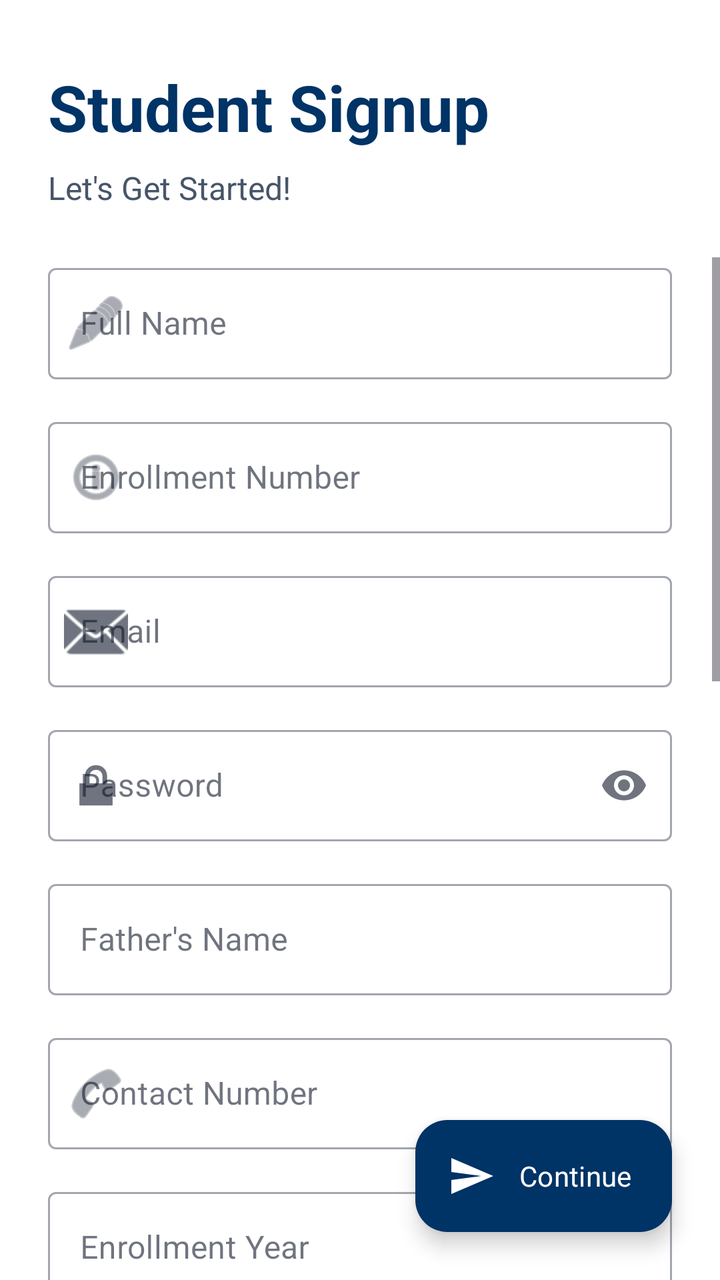
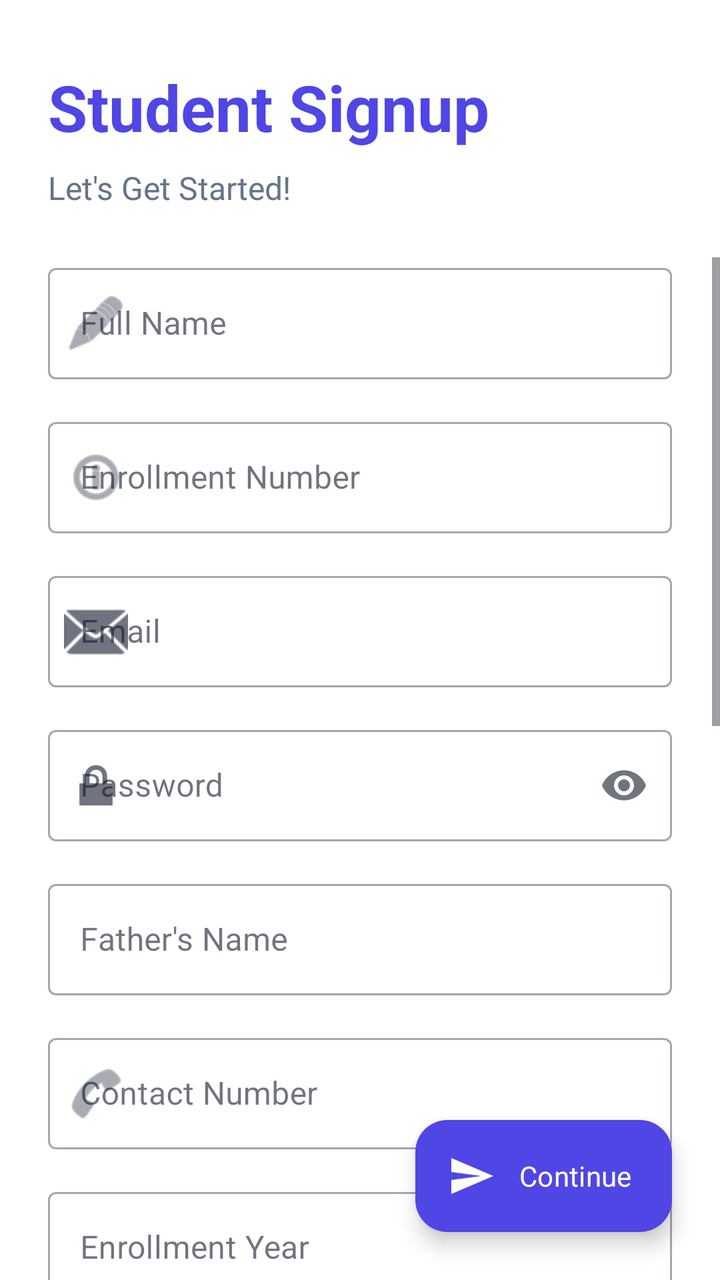

Compare the two renders of this Android layout. The source of the first and the diff that turns it into the second are given below.
<!-- AndroidManifest.xml: application theme Theme.Reater -->
<!-- res/layout/fragment_sign_up.xml -->
<?xml version="1.0" encoding="utf-8"?>
<androidx.constraintlayout.widget.ConstraintLayout xmlns:android="http://schemas.android.com/apk/res/android"
    xmlns:app="http://schemas.android.com/apk/res-auto"
    xmlns:tools="http://schemas.android.com/tools"
    android:layout_width="match_parent"
    android:layout_height="match_parent"
    android:background="?attr/colorSurface"
    tools:context=".ui.fragments.authentication.SignUpFragment">

    
    <TextView
        android:id="@+id/textView24"
        android:layout_width="0dp"
        android:layout_height="wrap_content"
        android:layout_marginStart="24dp"
        android:layout_marginTop="32dp"
        android:layout_marginEnd="24dp"
        android:text="Student Signup"
        android:textColor="?attr/colorPrimary"
        android:textSize="32sp"
        android:textStyle="bold"
        app:layout_constraintEnd_toEndOf="parent"
        app:layout_constraintStart_toStartOf="parent"
        app:layout_constraintTop_toTopOf="parent" />

    <TextView
        android:id="@+id/textView"
        android:layout_width="0dp"
        android:layout_height="wrap_content"
        android:layout_marginStart="24dp"
        android:layout_marginTop="8dp"
        android:layout_marginEnd="24dp"
        android:text="Let's Get Started!"
        android:textColor="?attr/colorOnSurfaceVariant"
        android:textSize="16sp"
        app:layout_constraintEnd_toEndOf="parent"
        app:layout_constraintStart_toStartOf="parent"
        app:layout_constraintTop_toBottomOf="@+id/textView24" />

    <ScrollView
        android:id="@+id/scrollView2"
        android:layout_width="0dp"
        android:layout_height="0dp"
        android:layout_marginTop="24dp"
        android:clipToPadding="false"
        android:paddingBottom="88dp"
        app:layout_constraintBottom_toBottomOf="parent"
        app:layout_constraintEnd_toEndOf="parent"
        app:layout_constraintStart_toStartOf="parent"
        app:layout_constraintTop_toBottomOf="@+id/textView">

        <LinearLayout
            android:layout_width="match_parent"
            android:layout_height="wrap_content"
            android:orientation="vertical"
            android:paddingHorizontal="24dp">

            
            <com.google.android.material.textfield.TextInputLayout
                style="@style/Widget.MaterialComponents.TextInputLayout.OutlinedBox"
                android:layout_width="match_parent"
                android:layout_height="wrap_content"
                android:layout_marginBottom="16dp"
                android:hint="Full Name"
                app:startIconDrawable="@android:drawable/ic_menu_edit">

                <com.google.android.material.textfield.TextInputEditText
                    android:id="@+id/FullName_Signup_Value"
                    android:layout_width="match_parent"
                    android:layout_height="wrap_content"
                    android:inputType="textPersonName" />
            </com.google.android.material.textfield.TextInputLayout>

            
            <com.google.android.material.textfield.TextInputLayout
                style="@style/Widget.MaterialComponents.TextInputLayout.OutlinedBox"
                android:layout_width="match_parent"
                android:layout_height="wrap_content"
                android:layout_marginBottom="16dp"
                android:hint="Enrollment Number"
                app:startIconDrawable="@android:drawable/ic_menu_info_details">

                <com.google.android.material.textfield.TextInputEditText
                    android:id="@+id/EnrollmentNumbersignup"
                    android:layout_width="match_parent"
                    android:layout_height="wrap_content"
                    android:inputType="phone" />
            </com.google.android.material.textfield.TextInputLayout>

            
            <com.google.android.material.textfield.TextInputLayout
                style="@style/Widget.MaterialComponents.TextInputLayout.OutlinedBox"
                android:layout_width="match_parent"
                android:layout_height="wrap_content"
                android:layout_marginBottom="16dp"
                android:hint="Email"
                app:startIconDrawable="@android:drawable/ic_dialog_email">

                <com.google.android.material.textfield.TextInputEditText
                    android:id="@+id/Email_Signup_Value"
                    android:layout_width="match_parent"
                    android:layout_height="wrap_content"
                    android:inputType="textEmailAddress" />
            </com.google.android.material.textfield.TextInputLayout>

            
            <com.google.android.material.textfield.TextInputLayout
                style="@style/Widget.MaterialComponents.TextInputLayout.OutlinedBox"
                android:layout_width="match_parent"
                android:layout_height="wrap_content"
                android:layout_marginBottom="16dp"
                android:hint="Password"
                app:endIconMode="password_toggle"
                app:startIconDrawable="@android:drawable/ic_lock_lock">

                <com.google.android.material.textfield.TextInputEditText
                    android:id="@+id/Password_Signup"
                    android:layout_width="match_parent"
                    android:layout_height="wrap_content"
                    android:inputType="textPassword" />
            </com.google.android.material.textfield.TextInputLayout>

            
            <com.google.android.material.textfield.TextInputLayout
                style="@style/Widget.MaterialComponents.TextInputLayout.OutlinedBox"
                android:layout_width="match_parent"
                android:layout_height="wrap_content"
                android:layout_marginBottom="16dp"
                android:hint="Father's Name">

                <com.google.android.material.textfield.TextInputEditText
                    android:id="@+id/FatherName"
                    android:layout_width="match_parent"
                    android:layout_height="wrap_content"
                    android:inputType="textPersonName" />
            </com.google.android.material.textfield.TextInputLayout>

            
            <com.google.android.material.textfield.TextInputLayout
                style="@style/Widget.MaterialComponents.TextInputLayout.OutlinedBox"
                android:layout_width="match_parent"
                android:layout_height="wrap_content"
                android:layout_marginBottom="16dp"
                android:hint="Contact Number"
                app:startIconDrawable="@android:drawable/ic_menu_call">

                <com.google.android.material.textfield.TextInputEditText
                    android:id="@+id/PhoneNumber"
                    android:layout_width="match_parent"
                    android:layout_height="wrap_content"
                    android:inputType="phone" />
            </com.google.android.material.textfield.TextInputLayout>

            
            <com.google.android.material.textfield.TextInputLayout
                style="@style/Widget.MaterialComponents.TextInputLayout.OutlinedBox"
                android:layout_width="match_parent"
                android:layout_height="wrap_content"
                android:layout_marginBottom="16dp"
                android:hint="Enrollment Year">

                <com.google.android.material.textfield.TextInputEditText
                    android:id="@+id/EnrollmentYear_Signup"
                    android:layout_width="match_parent"
                    android:layout_height="wrap_content"
                    android:inputType="phone" />
            </com.google.android.material.textfield.TextInputLayout>

            
            <LinearLayout
                android:layout_width="match_parent"
                android:layout_height="wrap_content"
                android:orientation="horizontal"
                android:layout_marginBottom="16dp"
                android:baselineAligned="false">

                
                <com.google.android.material.card.MaterialCardView
                    android:layout_width="0dp"
                    android:layout_height="wrap_content"
                    android:layout_weight="1"
                    android:layout_marginEnd="8dp"
                    app:cardCornerRadius="4dp"
                    app:cardElevation="0dp"
                    app:strokeWidth="1dp"
                    app:strokeColor="?attr/colorOutline">

                    <LinearLayout
                        android:layout_width="match_parent"
                        android:layout_height="wrap_content"
                        android:orientation="vertical"
                        android:padding="8dp">

                        <TextView
                            android:id="@+id/ClassIDName"
                            android:layout_width="wrap_content"
                            android:layout_height="wrap_content"
                            android:text="Class ID"
                            android:textColor="?attr/colorPrimary"
                            android:textSize="12sp" />

                        <Spinner
                            android:id="@+id/class_id_spinner"
                            android:layout_width="match_parent"
                            android:layout_height="48dp" />
                    </LinearLayout>
                </com.google.android.material.card.MaterialCardView>

                
                <com.google.android.material.card.MaterialCardView
                    android:layout_width="0dp"
                    android:layout_height="wrap_content"
                    android:layout_weight="1"
                    android:layout_marginStart="8dp"
                    app:cardCornerRadius="4dp"
                    app:cardElevation="0dp"
                    app:strokeWidth="1dp"
                    app:strokeColor="?attr/colorOutline">

                    <LinearLayout
                        android:layout_width="match_parent"
                        android:layout_height="wrap_content"
                        android:orientation="vertical"
                        android:padding="8dp">

                        <TextView
                            android:id="@+id/ClassidName"
                            android:layout_width="wrap_content"
                            android:layout_height="wrap_content"
                            android:text="Degree Name"
                            android:textColor="?attr/colorPrimary"
                            android:textSize="12sp" />

                        <Spinner
                            android:id="@+id/spinner"
                            android:layout_width="match_parent"
                            android:layout_height="48dp" />
                    </LinearLayout>
                </com.google.android.material.card.MaterialCardView>
            </LinearLayout>

            
            <com.google.android.material.card.MaterialCardView
                android:layout_width="match_parent"
                android:layout_height="wrap_content"
                android:layout_marginBottom="16dp"
                app:cardCornerRadius="12dp"
                app:cardElevation="0dp"
                app:strokeWidth="1dp"
                app:strokeColor="?attr/colorOutline">

                <LinearLayout
                    android:layout_width="match_parent"
                    android:layout_height="wrap_content"
                    android:orientation="vertical"
                    android:paddingTop="12dp">

                    <TextView
                        android:id="@+id/textView22"
                        android:layout_width="wrap_content"
                        android:layout_height="wrap_content"
                        android:layout_marginStart="16dp"
                        android:text="Date of Birth"
                        android:textColor="?attr/colorPrimary"
                        android:textSize="14sp"
                        android:textStyle="bold" />

                    <CalendarView
                        android:id="@+id/editTextDate"
                        android:layout_width="match_parent"
                        android:layout_height="wrap_content"
                        android:theme="@style/Theme.Material3.DayNight" />
                </LinearLayout>
            </com.google.android.material.card.MaterialCardView>

            
            <LinearLayout
                android:layout_width="0dp"
                android:layout_height="0dp"
                android:visibility="gone">
                <ImageView android:id="@+id/imageView12" android:layout_width="wrap_content" android:layout_height="wrap_content" />
                <ImageView android:id="@+id/imageView14" android:layout_width="wrap_content" android:layout_height="wrap_content" />
                <ImageView android:id="@+id/imageView15" android:layout_width="wrap_content" android:layout_height="wrap_content" />
                <ImageView android:id="@+id/imageView" android:layout_width="wrap_content" android:layout_height="wrap_content" />
                <ImageView android:id="@+id/imageView21" android:layout_width="wrap_content" android:layout_height="wrap_content" />
                <ImageView android:id="@+id/imageView19" android:layout_width="wrap_content" android:layout_height="wrap_content" />
                <ImageView android:id="@+id/imageView20" android:layout_width="wrap_content" android:layout_height="wrap_content" />
                <ImageView android:id="@+id/imageView22" android:layout_width="wrap_content" android:layout_height="wrap_content" />
            </LinearLayout>

        </LinearLayout>
    </ScrollView>

    
    <com.google.android.material.floatingactionbutton.ExtendedFloatingActionButton
        android:id="@+id/submit"
        android:layout_width="wrap_content"
        android:layout_height="wrap_content"
        android:layout_marginEnd="24dp"
        android:layout_marginBottom="24dp"
        android:text="Continue"
        android:textColor="?attr/colorOnPrimary"
        app:icon="@drawable/ic_baseline_send_24"
        app:iconTint="?attr/colorOnPrimary"
        app:backgroundTint="?attr/colorPrimary"
        app:layout_constraintBottom_toBottomOf="parent"
        app:layout_constraintEnd_toEndOf="parent" />

</androidx.constraintlayout.widget.ConstraintLayout>
<!-- resources referenced by this layout -->
<resources>
  <!-- drawable ic_baseline_send_24 (drawable) -->
  <vector xmlns:android="http://schemas.android.com/apk/res/android"
      android:width="24dp"
      android:height="24dp"
      android:viewportWidth="24"
      android:viewportHeight="24"
      android:tint="@color/colorOnPrimary"
      android:autoMirrored="true">
    <path
        android:fillColor="@color/colorPrimary"
        android:pathData="M2.01,21L23,12 2.01,3 2,10l15,2 -15,2z"/>
  </vector>
  <style name="Theme.Reater" parent="Theme.Material3.DayNight.NoActionBar">
          
          <item name="colorPrimary">@color/iiitu_navy</item>
          <item name="colorOnPrimary">@color/iiitu_white</item>
          <item name="colorPrimaryContainer">@color/iiitu_navy_light</item>
          <item name="colorOnPrimaryContainer">@color/iiitu_white</item>
          <item name="colorSecondary">@color/iiitu_accent</item>
          <item name="colorOnSecondary">@color/iiitu_white</item>
          <item name="colorSecondaryContainer">@color/iiitu_navy_dark</item>
          <item name="colorOnSecondaryContainer">@color/iiitu_white</item>
          <item name="colorTertiary">@color/iiitu_gold</item>
          <item name="colorOnTertiary">@color/iiitu_navy_dark</item>
          <item name="colorTertiaryContainer">@color/iiitu_gold_light</item>
          <item name="colorOnTertiaryContainer">@color/iiitu_navy</item>
          <item name="colorError">@color/colorError</item>
          <item name="colorOnError">@color/colorOnError</item>
          <item name="colorSurface">@color/iiitu_white</item>
          <item name="colorOnSurface">@color/premium_text_primary</item>
          <item name="colorSurfaceVariant">@color/iiitu_light_bg</item>
          <item name="colorOnSurfaceVariant">@color/premium_text_secondary</item>
  
          
          <item name="android:colorBackground">@color/iiitu_light_bg</item>
          <item name="android:statusBarColor" tools:targetApi="l">@color/iiitu_navy</item>
  
          
          <item name="android:fontFamily">sans-serif</item>
      </style>
  <color name="colorOnPrimary">#FFFFFF</color>
  <color name="colorPrimary">#1976D2</color>
  <color name="iiitu_navy">#003366</color>
  <color name="iiitu_white">#FFFFFF</color>
  <color name="iiitu_navy_light">#004488</color>
  <color name="iiitu_accent">#0066CC</color>
  <color name="iiitu_navy_dark">#002244</color>
  <color name="iiitu_gold">#FFB81C</color>
  <color name="iiitu_gold_light">#FFC94D</color>
  <color name="colorError">#D32F2F</color>
  <color name="colorOnError">#FFFFFF</color>
  <color name="premium_text_primary">#0F172A</color>
  <color name="iiitu_light_bg">#F5F7FA</color>
  <color name="premium_text_secondary">#475569</color>
</resources>

<!-- the commit's change to res/layout/fragment_sign_up.xml (unified diff, before → after) -->
@@ -172,7 +172,8 @@
                 android:layout_height="wrap_content"
                 android:orientation="horizontal"
                 android:layout_marginBottom="16dp"
-                android:baselineAligned="false">
+                android:baselineAligned="false"
+                android:visibility="gone">
 
                 
                 <com.google.android.material.card.MaterialCardView
<!-- resource entries referenced after the edit -->
@@ -14,45 +14,48 @@
   </vector>
   <style name="Theme.Reater" parent="Theme.Material3.DayNight.NoActionBar">
           
-          <item name="colorPrimary">@color/iiitu_navy</item>
-          <item name="colorOnPrimary">@color/iiitu_white</item>
-          <item name="colorPrimaryContainer">@color/iiitu_navy_light</item>
-          <item name="colorOnPrimaryContainer">@color/iiitu_white</item>
-          <item name="colorSecondary">@color/iiitu_accent</item>
-          <item name="colorOnSecondary">@color/iiitu_white</item>
-          <item name="colorSecondaryContainer">@color/iiitu_navy_dark</item>
-          <item name="colorOnSecondaryContainer">@color/iiitu_white</item>
-          <item name="colorTertiary">@color/iiitu_gold</item>
-          <item name="colorOnTertiary">@color/iiitu_navy_dark</item>
-          <item name="colorTertiaryContainer">@color/iiitu_gold_light</item>
-          <item name="colorOnTertiaryContainer">@color/iiitu_navy</item>
+          <item name="colorPrimary">@color/academic_indigo</item>
+          <item name="colorOnPrimary">@color/white</item>
+          <item name="colorPrimaryContainer">@color/academic_indigo_bg</item>
+          <item name="colorOnPrimaryContainer">@color/academic_indigo</item>
+          <item name="colorSecondary">@color/academic_emerald</item>
+          <item name="colorOnSecondary">@color/white</item>
+          <item name="colorSecondaryContainer">@color/academic_emerald_bg</item>
+          <item name="colorOnSecondaryContainer">@color/academic_emerald</item>
+          <item name="colorTertiary">@color/academic_amber</item>
+          <item name="colorOnTertiary">@color/white</item>
+          <item name="colorTertiaryContainer">@color/academic_amber_bg</item>
+          <item name="colorOnTertiaryContainer">@color/academic_amber</item>
           <item name="colorError">@color/colorError</item>
           <item name="colorOnError">@color/colorOnError</item>
-          <item name="colorSurface">@color/iiitu_white</item>
-          <item name="colorOnSurface">@color/premium_text_primary</item>
-          <item name="colorSurfaceVariant">@color/iiitu_light_bg</item>
-          <item name="colorOnSurfaceVariant">@color/premium_text_secondary</item>
+          <item name="colorSurface">@color/academic_card</item>
+          <item name="colorOnSurface">@color/academic_text_primary</item>
+          <item name="colorSurfaceVariant">@color/academic_stroke_light</item>
+          <item name="colorOnSurfaceVariant">@color/academic_text_secondary</item>
   
           
-          <item name="android:colorBackground">@color/iiitu_light_bg</item>
-          <item name="android:statusBarColor" tools:targetApi="l">@color/iiitu_navy</item>
+          <item name="android:colorBackground">@color/academic_canvas</item>
+          <item name="android:statusBarColor" tools:targetApi="m">@color/academic_canvas</item>
+          <item name="android:windowLightStatusBar" tools:targetApi="m">true</item>
   
           
           <item name="android:fontFamily">sans-serif</item>
       </style>
   <color name="colorOnPrimary">#FFFFFF</color>
   <color name="colorPrimary">#1976D2</color>
-  <color name="iiitu_navy">#003366</color>
-  <color name="iiitu_white">#FFFFFF</color>
-  <color name="iiitu_navy_light">#004488</color>
-  <color name="iiitu_accent">#0066CC</color>
-  <color name="iiitu_navy_dark">#002244</color>
-  <color name="iiitu_gold">#FFB81C</color>
-  <color name="iiitu_gold_light">#FFC94D</color>
+  <color name="academic_indigo">#4F46E5</color>
+  <color name="white">#FFFFFF</color>
+  <color name="academic_indigo_bg">#EEF2FF</color>
+  <color name="academic_emerald">#059669</color>
+  <color name="academic_emerald_bg">#ECFDF5</color>
+  <color name="academic_amber">#D97706</color>
+  <color name="academic_amber_bg">#FFFBEB</color>
   <color name="colorError">#D32F2F</color>
   <color name="colorOnError">#FFFFFF</color>
-  <color name="premium_text_primary">#0F172A</color>
-  <color name="iiitu_light_bg">#F5F7FA</color>
-  <color name="premium_text_secondary">#475569</color>
+  <color name="academic_card">#FFFFFF</color>
+  <color name="academic_text_primary">#0F172A</color>
+  <color name="academic_stroke_light">#F1F5F9</color>
+  <color name="academic_text_secondary">#64748B</color>
+  <color name="academic_canvas">#F8FAFC</color>
 </resources>
 
